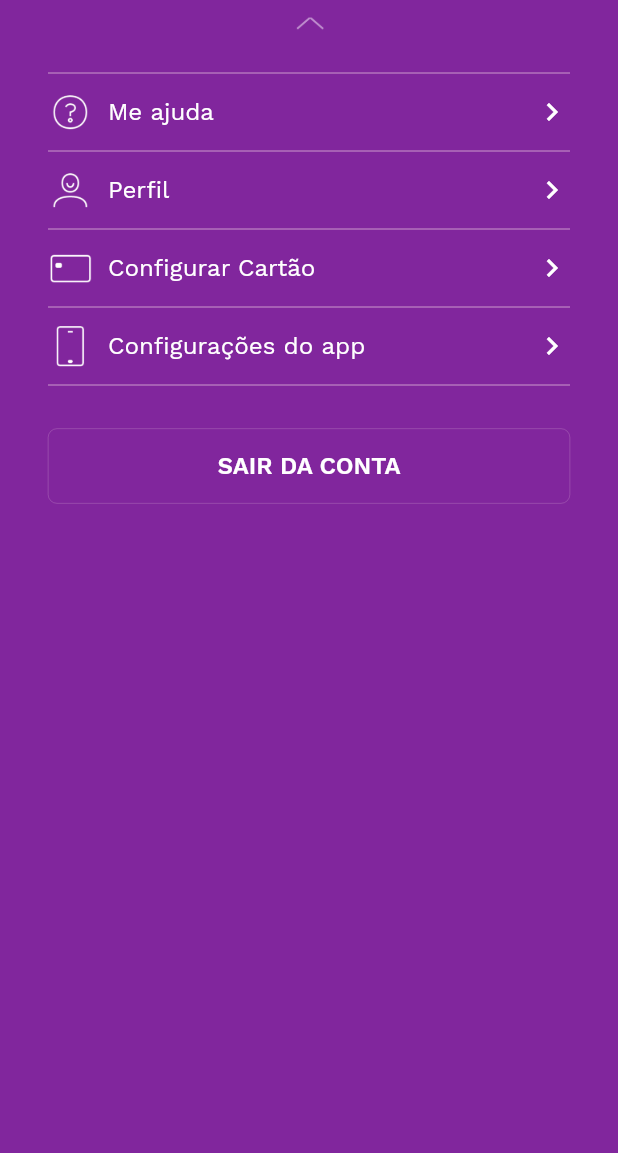
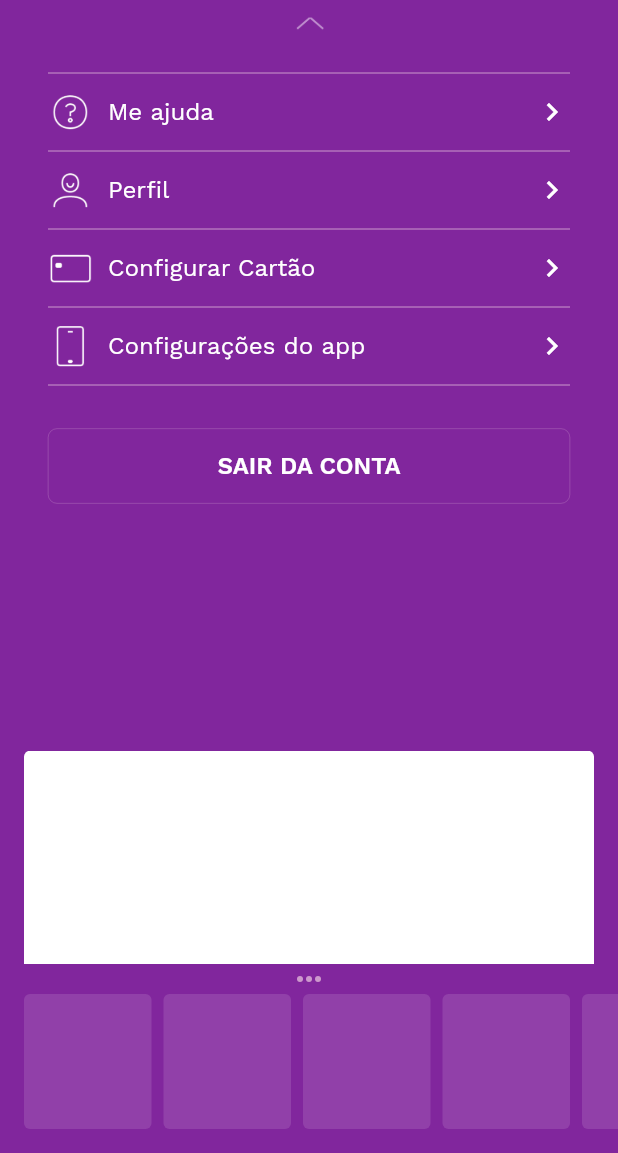
Before and after one commit to yurialvesbrasil/flutter_nubank, a Flutter app: the screen it shows after launch, after a tap on "Yuri", on a phone screen of 412 x 824 dp, the part 83-1236 px from its top. Run offline on Flutter 3.47's test engine with Material 2 defaults, Android fonts, the phone set to English and light mode, and no system bars; our stand-ins replace flutter_swiper.

Commit message:
Inicio Listas

```diff
--- /dev/null
+++ b/lib/core/models/usuario.dart
@@ -0,0 +1,10 @@
+class Usuario {
+  String nome;
+  double valor_fatura;
+  double limite_disponivel;
+
+  Usuario({this.nome, this.valor_fatura, this.limite_disponivel});
+}
+
+var usuario =
+    Usuario(nome: "Yuri", valor_fatura: 146.21, limite_disponivel: 69.69);
--- a/lib/ui/screens/home/home.dart
+++ b/lib/ui/screens/home/home.dart
@@ -1,7 +1,9 @@
 import 'package:flutter/material.dart';
 import 'package:flutter_nubank/ui/widgets/app_bar_perfil.dart';
 import 'package:flutter_nubank/ui/widgets/button_bar_list.dart';
+import 'package:flutter_nubank/ui/widgets/custom_swiper_pagination.dart';
 import 'package:flutter_nubank/ui/widgets/expanded_perfil_container.dart';
+import 'package:flutter_swiper/flutter_swiper.dart';
 
 class HomeView extends StatefulWidget {
   @override
@@ -48,9 +50,32 @@ class _HomeViewState extends State<HomeView>
             animation: animation,
           ),
           Expanded(
-              child: SingleChildScrollView(
-            child: Container(),
-          )),
+            child: SingleChildScrollView(
+              child: Column(
+                children: <Widget>[
+                  Container(
+                    //margin: EdgeInsets.symmetric(vertical: 20.0),
+                    height: 350,
+                    child: Swiper(
+                      itemBuilder: (BuildContext context, int index) {
+                        return Container(
+                          margin: EdgeInsets.fromLTRB(16, 0, 16, 0),
+                          width: MediaQuery.of(context).size.width - 32,
+                          decoration: BoxDecoration(
+                            color: Colors.white,
+                            borderRadius: BorderRadius.all(Radius.circular(4)),
+                          ),
+                        );
+                      },
+                      itemCount: 3,
+                      loop: false,
+                    ),
+                  ),
+                ],
+              ),
+            ),
+          ),
+          CustomSwiperPagination(),
           ButtonBarList(),
         ],
       ),
--- a/lib/ui/values/colors.dart
+++ b/lib/ui/values/colors.dart
@@ -22,3 +22,4 @@ const Color textDestaqueColor = Color(0xFF00cccc);
 const Color textVerdeColor = Color(0xFF99cc33);
 const Color textPadraoColor = Color(0xFF666666);
 const Color dividerColor = Color(0xFFcc99cc);
+const Color itemBottonColor = Color(0xFF9140a9);
--- a/lib/ui/widgets/button_bar_list.dart
+++ b/lib/ui/widgets/button_bar_list.dart
@@ -1,10 +1,60 @@
 import 'package:flutter/material.dart';
+import 'package:flutter_nubank/ui/values/colors.dart' as color;
 
 class ButtonBarList extends StatelessWidget {
+  double _w = 85;
+  double _h = 90;
   @override
   Widget build(BuildContext context) {
     return Container(
-      height: MediaQuery.of(context).size.height / 4,
+      margin: EdgeInsets.fromLTRB(16,8,0,16),
+      width: MediaQuery.of(context).size.width,
+      height: _h,
+      child: ListView(
+        // This next line does the trick.
+        scrollDirection: Axis.horizontal,
+        children: <Widget>[
+          Container(
+            width: _w,
+            decoration: BoxDecoration(
+              color: color.itemBottonColor,
+              borderRadius: BorderRadius.all(Radius.circular(4)),
+            ),
+          ),
+          SizedBox(width: 8,),
+          Container(
+            width: _w,
+            decoration: BoxDecoration(
+              color: color.itemBottonColor,
+              borderRadius: BorderRadius.all(Radius.circular(4)),
+            ),
+          ),
+          SizedBox(width: 8,),
+          Container(
+            width: _w,
+            decoration: BoxDecoration(
+              color: color.itemBottonColor,
+              borderRadius: BorderRadius.all(Radius.circular(4)),
+            ),
+          ),
+          SizedBox(width: 8,),
+          Container(
+            width: _w,
+            decoration: BoxDecoration(
+              color: color.itemBottonColor,
+              borderRadius: BorderRadius.all(Radius.circular(4)),
+            ),
+          ),
+          SizedBox(width: 8,),
+          Container(
+            width: _w,
+            decoration: BoxDecoration(
+              color: color.itemBottonColor,
+              borderRadius: BorderRadius.all(Radius.circular(4)),
+            ),
+          ),
+        ],
+      ),
     );
   }
 }
--- /dev/null
+++ b/lib/ui/widgets/custom_swiper_pagination.dart
@@ -0,0 +1,36 @@
+import 'package:flutter/material.dart';
+import 'package:flutter_nubank/ui/values/colors.dart' as color;
+
+class CustomSwiperPagination extends StatelessWidget {
+  @override
+  Widget build(BuildContext context) {
+    return  Container(
+      margin: EdgeInsets.only(top: 8),
+      width: MediaQuery.of(context).size.width,
+      child: Row(
+        mainAxisAlignment: MainAxisAlignment.center,
+        crossAxisAlignment: CrossAxisAlignment.start,
+        children: <Widget>[
+          CircleAvatar(
+            backgroundColor: color.dividerColor,
+            radius: 2,
+          ),
+          SizedBox(
+            width: 2,
+          ),
+          CircleAvatar(
+            backgroundColor: color.dividerColor,
+            radius: 2,
+          ),
+          SizedBox(
+            width: 2,
+          ),
+          CircleAvatar(
+            backgroundColor: color.dividerColor,
+            radius: 2,
+          )
+        ],
+      ),
+    );
+  }
+}
--- a/pubspec.yaml
+++ b/pubspec.yaml
@@ -25,6 +25,7 @@ dependencies:
   cupertino_icons: ^0.1.2
   flutter_launcher_icons: ^0.7.3
   provider: ^2.0.1+1
+  flutter_swiper: ^1.1.6
 
 dev_dependencies:
   flutter_test:
```
Also changed, not shown: 1 other file.
